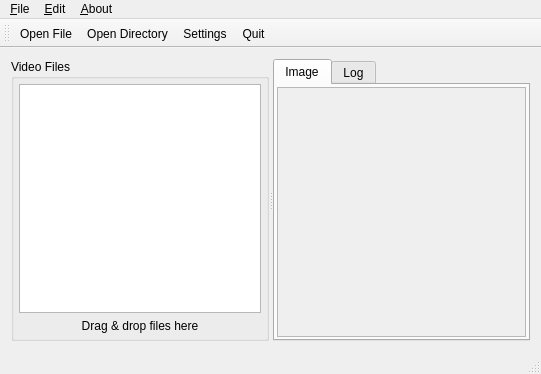
Qt form src/mainwindow.ui (wahibre/qmtn) before a commit.
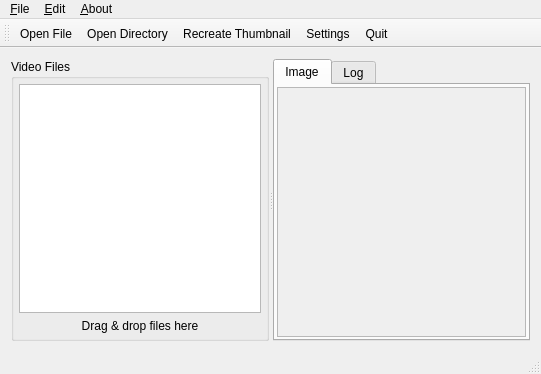
The same form after that commit. Icons and pictures are not drawn. Custom widgets are drawn as their Qt base class.

Commit message: add item "Refresh Thumbnail" to the menu and toolbar

The edit to the form file:
```diff
--- a/src/mainwindow.ui
+++ b/src/mainwindow.ui
@@ -215,6 +215,7 @@
    </attribute>
    <addaction name="actionOpenFile"/>
    <addaction name="actionOpenDirectory"/>
+   <addaction name="actionRefreshThumbnail"/>
    <addaction name="action_Settings"/>
    <addaction name="action_Quit"/>
   </widget>
@@ -275,7 +276,10 @@
   </action>
   <action name="actionRefreshThumbnail">
    <property name="text">
-    <string>__</string>
+    <string>&amp;Recreate Thumbnail</string>
+   </property>
+   <property name="toolTip">
+    <string>Recreate Thumbnail</string>
    </property>
    <property name="shortcut">
     <string>F5</string>
```
Left out of the diff: 5 changed lines with no effect on the pictures. The commit also changes 1 other file.
